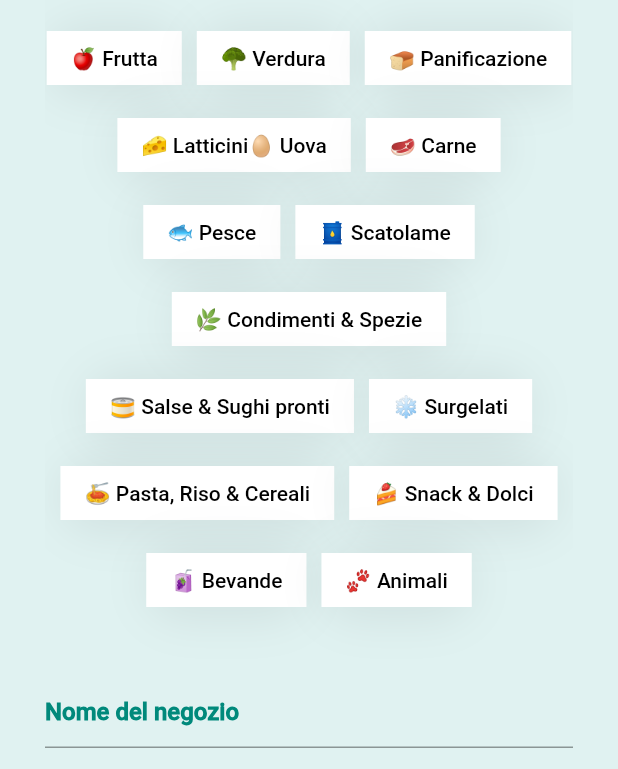
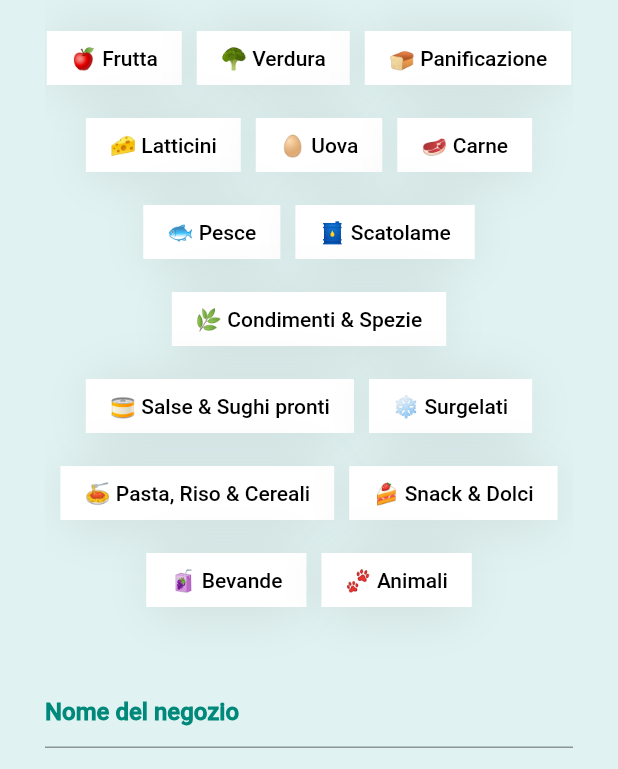
Before and after one commit to isabellemorello/foodage-flutter, a Flutter app: the NewFoodScaffold screen opened directly, scrolled down 576 dp, on a phone screen of 412 x 824 dp, the part 467-1236 px from its top. Run offline on Flutter 3.47's test engine with Material 2 defaults, Android fonts, the phone set to English and light mode, and no system bars; drawn by our look-alikes of group_button; our stand-ins replace cloud_firestore, date_field, date_format, firebase_auth, firebase_core, flutter_colorpicker and 2 more; accounts and stored records are empty; network calls fail.

Commit message:
last fix

```diff
--- a/lib/components/food_layout/food_list_provider.dart
+++ b/lib/components/food_layout/food_list_provider.dart
@@ -1,7 +1,6 @@
 import 'package:date_format/date_format.dart';
 import 'package:flutter/material.dart';
 import 'package:foodage_morello/constants/constants.dart';
-
 import 'package:foodage_morello/models/food.dart';
 
 class FoodListProvider extends ChangeNotifier {
@@ -69,7 +68,7 @@ class FoodListProvider extends ChangeNotifier {
   }
 
   /// Specifica se il food è stato cucinato o meno
-  String? setCoockedByMe(bool? cookedByMe) {
+  String? setCookedByMe(bool? cookedByMe) {
     if (cookedByMe == true) {
       return 'Sì';
     } else if (cookedByMe == false || cookedByMe == null) {
--- a/lib/components/homepage_screen/home_content.dart
+++ b/lib/components/homepage_screen/home_content.dart
@@ -84,7 +84,6 @@ class _HomeContentState extends State<HomeContent> {
               Navigator.pushNamed(context, NewFoodScreen.id);
             },
           ),
-          // floatingActionButtonLocation: FloatingActionButtonLocation.centerFloat,
           body: TabBarView(
             children: [
               HomeAllFoodScreen(),
--- a/lib/components/homepage_screen/list_food_card.dart
+++ b/lib/components/homepage_screen/list_food_card.dart
@@ -18,7 +18,8 @@ class ListFoodCard extends StatelessWidget {
         return FoodCard(
           food: food,
         );
-        });
+      },
+    );
   }
 }
 
@@ -38,6 +39,7 @@ class ListTrashFoodCard extends StatelessWidget {
         return TrashFoodCard(
           food: food,
         );
-        });
+      },
+    );
   }
 }
--- a/lib/constants/constants.dart
+++ b/lib/constants/constants.dart
@@ -18,7 +18,6 @@ const kSettingsIcon = Icons.settings;
 // TextStyle
 TextStyle kUpperCaseTextStyle = TextStyle(
   fontSize: 16,
-  // fontWeight: FontWeight.bold,
   color: Colors.black38,
 );
 
@@ -114,6 +113,7 @@ kLabelButton({required String icon, required text, onPressed}) {
   );
 }
 
+/// Per la lista nel drawer
 Widget kBuildMenuItem({
   required String text,
   required dynamic icon,
@@ -135,6 +135,7 @@ Widget kBuildMenuItem({
   );
 }
 
+/// Per il titolo delle card nella visualizzazione a griglia
 TextStyle kTitleTextStyle() {
   return TextStyle(
     color: Colors.teal.shade600,
@@ -143,6 +144,7 @@ TextStyle kTitleTextStyle() {
   );
 }
 
+/// Per il testo delle card nella visualizzazione a griglia
 TextStyle kTitleSmallerTextStyle() {
   return TextStyle(
     color: Colors.teal.shade600,
--- a/lib/models/food.dart
+++ b/lib/models/food.dart
@@ -35,23 +35,17 @@ class Food {
     this.isDeleted,
     this.currentUser,
   });
+}
 
-  // factory Food.fromFirestore(DocumentSnapshot doc) {
-  //   Map data = doc.data() as Map<String, dynamic>;
+enum DeadlineType {
+  ShortTerm,
+  LongTerm,
+}
 
-  //   return Food(
-  //     id: doc.id,
-  //     foodName: data['foodName'] ?? '',
-  //     deadlineDate: data['deadlineDate'] ?? '',
-  //     deadlineType: data['deadlineType'] ?? '',
-  //     cookedByMe: data['cookedByMe'] ?? '',
-  //     sectionType: data['sectionType'] ?? 'SectionType.Frigo.toString()',
-  //     labelList: data['labelList'] ?? [],
-  //     shopName: data['shopName'] ?? '',
-  //     price: data['price'] ?? '',
-  //     note: data['note'] ?? '',
-  //   );
-  // }
+enum SectionType {
+  Frigo,
+  Freezer,
+  Dispensa,
 }
 
 List<Food> foodList = [
@@ -211,13 +205,22 @@ List<Food> foodList = [
   ),
 ];
 
-enum DeadlineType {
-  ShortTerm,
-  LongTerm,
-}
 
-enum SectionType {
-  Frigo,
-  Freezer,
-  Dispensa,
-}
+
+  /// Vecchia funzione per il db di Firebase
+  // factory Food.fromFirestore(DocumentSnapshot doc) {
+  //   Map data = doc.data() as Map<String, dynamic>;
+
+  //   return Food(
+  //     id: doc.id,
+  //     foodName: data['foodName'] ?? '',
+  //     deadlineDate: data['deadlineDate'] ?? '',
+  //     deadlineType: data['deadlineType'] ?? '',
+  //     cookedByMe: data['cookedByMe'] ?? '',
+  //     sectionType: data['sectionType'] ?? 'SectionType.Frigo.toString()',
+  //     labelList: data['labelList'] ?? [],
+  //     shopName: data['shopName'] ?? '',
+  //     price: data['price'] ?? '',
+  //     note: data['note'] ?? '',
+  //   );
+  // }
--- a/lib/screens/new_food_screen.dart
+++ b/lib/screens/new_food_screen.dart
@@ -1,7 +1,7 @@
 import 'package:flutter/material.dart';
 import 'package:date_field/date_field.dart';
-import 'package:flutter/services.dart';
 import 'package:foodage_morello/models/food.dart';
+import 'package:foodage_morello/models/labels.dart';
 import 'package:group_button/group_button.dart';
 import 'package:firebase_auth/firebase_auth.dart';
 import 'package:provider/provider.dart';
@@ -34,7 +34,6 @@ class _NewFoodScaffoldState extends State<NewFoodScaffold> {
   bool? cookedByMe = false;
   SectionType sectionType = SectionType.Frigo;
   IconData? sectionIcon;
-  // List<String>? labelList = foodsModel.foodBeingEdited?.labelList;
   String? shopName;
   String? price;
   String? note;
@@ -45,12 +44,6 @@ class _NewFoodScaffoldState extends State<NewFoodScaffold> {
   GlobalKey<FormState> nameKey = GlobalKey<FormState>();
   TextEditingController _foodNameController = TextEditingController();
   TextEditingController _quantityNumberController = TextEditingController();
-  // TextEditingController _deadlineDateController = TextEditingController();
-  // TextEditingController _deadlineTypeController = TextEditingController();
-  // TextEditingController _cookedByMeController = TextEditingController();
-  // TextEditingController _sectionTypeController = TextEditingController();
-  // TextEditingController _sectionIconController = TextEditingController();
-  // TextEditingController _labelListController = TextEditingController();
   TextEditingController _shopNameController = TextEditingController();
   TextEditingController _priceController = TextEditingController();
   TextEditingController _noteController = TextEditingController();
@@ -430,27 +423,33 @@ class _NewFoodScaffoldState extends State<NewFoodScaffold> {
                   spacing: 25,
                   onSelected: (index, isSelected) {
                     print('$index button is selected');
-                    // labelList = GroupButton.buttons[index];
-                    // print(labelList);
-                    // ! da rivedere, non so se è giusto
-                    // return labelList?[index];
                   },
                   buttons: [
-                    '🍎 Frutta',
-                    '🥦 Verdura',
-                    '🍞 Panificazione',
-                    '🧀 Latticini'
-                        '🥚 Uova',
-                    '🥩 Carne',
-                    '🐟 Pesce',
-                    '🛢 Scatolame',
-                    '🌿 Condimenti & Spezie',
-                    '🥫 Salse & Sughi pronti',
-                    '❄️ Surgelati',
-                    '🍝 Pasta, Riso & Cereali',
-                    '🍰 Snack & Dolci',
-                    '🧃 Bevande',
-                    '🐾 Animali',
+                    labels[0].icon.toString() + ' ' + labels[0].name.toString(),
+                    labels[1].icon.toString() + ' ' + labels[1].name.toString(),
+                    labels[2].icon.toString() + ' ' + labels[2].name.toString(),
+                    labels[3].icon.toString() + ' ' + labels[3].name.toString(),
+                    labels[4].icon.toString() + ' ' + labels[4].name.toString(),
+                    labels[5].icon.toString() + ' ' + labels[5].name.toString(),
+                    labels[6].icon.toString() + ' ' + labels[6].name.toString(),
+                    labels[7].icon.toString() + ' ' + labels[7].name.toString(),
+                    labels[8].icon.toString() + ' ' + labels[8].name.toString(),
+                    labels[9].icon.toString() + ' ' + labels[9].name.toString(),
+                    labels[10].icon.toString() +
+                        ' ' +
+                        labels[10].name.toString(),
+                    labels[11].icon.toString() +
+                        ' ' +
+                        labels[11].name.toString(),
+                    labels[12].icon.toString() +
+                        ' ' +
+                        labels[12].name.toString(),
+                    labels[13].icon.toString() +
+                        ' ' +
+                        labels[13].name.toString(),
+                    labels[14].icon.toString() +
+                        ' ' +
+                        labels[14].name.toString(),
                   ],
                   borderRadius: BorderRadius.circular(20.0),
                 ),
@@ -487,10 +486,6 @@ class _NewFoodScaffoldState extends State<NewFoodScaffold> {
                     price = value;
                   },
                 ),
-                //       ],
-                //     ),
-                //   ],
-                // ),
                 SizedBox(
                   height: 40,
                 ),
@@ -593,10 +588,9 @@ class _NewFoodScaffoldState extends State<NewFoodScaffold> {
                 deadlineType: deadlineType,
                 cookedByMe:
                     Provider.of<FoodListProvider>(context, listen: false)
-                        .setCoockedByMe(cookedByMe as bool),
+                        .setCookedByMe(cookedByMe as bool),
                 sectionType: sectionType,
                 sectionIcon: sectionIcon,
-                // labelList: labelList,
                 shopName: shopName,
                 price: price,
                 note: note,
@@ -646,7 +640,6 @@ class _NewFoodScaffoldState extends State<NewFoodScaffold> {
                     ),
                   ],
                 ),
-                // ),
               );
 
               ScaffoldMessenger.of(context).showSnackBar(snackBar);
@@ -686,6 +679,7 @@ class _NewFoodScaffoldState extends State<NewFoodScaffold> {
     );
   }
 
+  /// Per il menù a tendina della quantità
   DropdownMenuItem<String> buildMenuQuantity(quantity) {
     return DropdownMenuItem(
       value: quantity,
--- a/lib/screens/section_type_screen_homepage/home_all_food_screen.dart
+++ b/lib/screens/section_type_screen_homepage/home_all_food_screen.dart
@@ -5,8 +5,6 @@ import 'package:foodage_morello/constants/dialog_functions.dart';
 import 'package:foodage_morello/models/food.dart';
 import 'package:provider/provider.dart';
 import 'package:foodage_morello/components/food_layout/food_list_provider.dart';
-// import 'package:foodage_morello/models/food.dart';
-// import 'package:foodage_morello/models/food_list_model.dart';
 
 class HomeAllFoodScreen extends StatefulWidget {
   @override
--- a/pubspec.yaml
+++ b/pubspec.yaml
@@ -14,7 +14,6 @@ dependencies:
     sdk: flutter
 
   cupertino_icons: ^1.0.4
-  # datetime_picker_formfield: ^2.0.0
   date_field: ^2.1.3 # per selezionare una data
   date_format: ^2.0.6 # per il formato delle date
   group_button: ^3.3.1 # per lista di bottoni (chips)
@@ -25,7 +24,6 @@ dependencies:
   modal_progress_hud_nsn: ^0.1.0-nullsafety-1 # per lo spinner di caricamento
   flutter_colorpicker: ^1.0.3 # per scegliere tra più colori
   image_picker: ^0.8.4+4 # per caricare un'immagine dal dispositivo o fotocamera
-  path_provider: ^2.0.8 # per salvare le immagini
 
 dev_dependencies:
   flutter_test:
@@ -36,7 +34,6 @@ flutter:
 
   assets:
     - images/
-    - images/frigo.svg
 
   fonts:
     - family: ArchitectsDaughter
```
Also changed, not shown: lib/components/food_layout/bottomSheetFromFoodCard.dart (+4 -9 lines), lib/components/food_layout/food_grid_card.dart (+4 -6 lines), lib/components/homepage_screen/drawer.dart (+7 -8 lines), lib/constants/dialog_functions.dart (+27 -0 lines), lib/screens/homepage_screen.dart (+6 -47 lines), lib/screens/login_screen.dart (+2 -32 lines), lib/screens/registration_screen.dart (+6 -8 lines), lib/screens/section_type_screen_homepage/home_freezer_screen.dart (+4 -5 lines), lib/screens/section_type_screen_homepage/home_fridge_screen.dart (+4 -5 lines), lib/screens/settings_screen.dart (+11 -7 lines), lib/screens/show_single_food_screen.dart (+8 -4 lines), pubspec.lock. Lines whose indentation alone changed are shown as unchanged.
